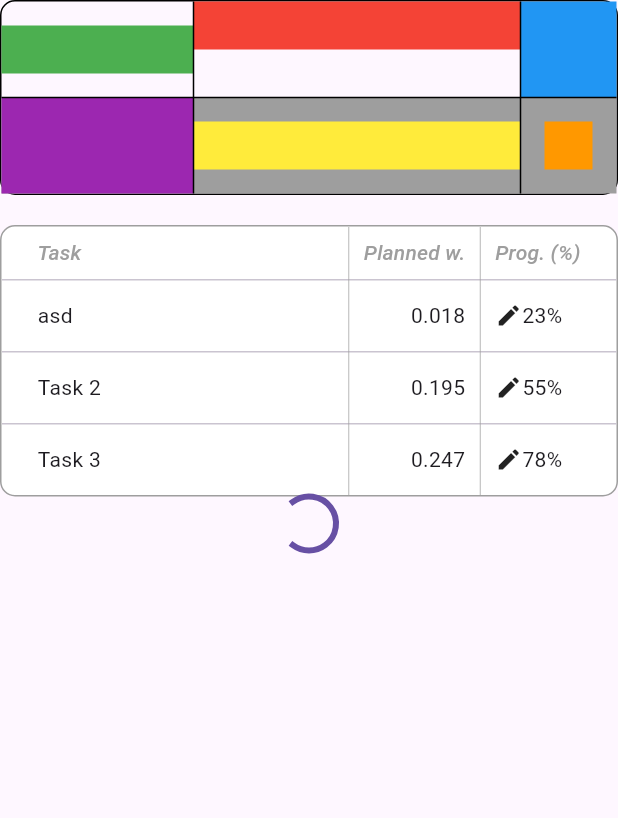
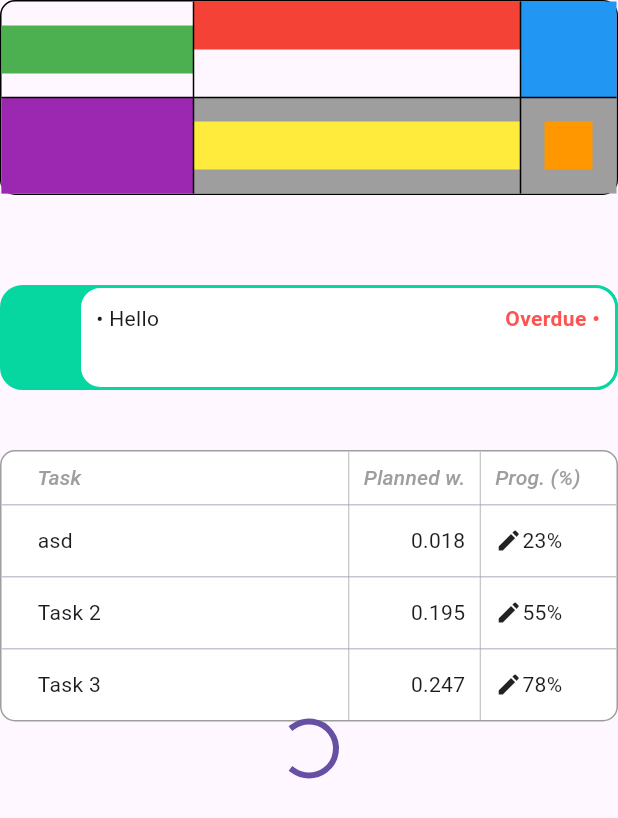
Before and after one commit to izzan-alfian/myapp, a Flutter app: the TaskProgressStep widget shown alone on an empty page, opened directly, on a phone screen of 412 x 824 dp. Shown: the top 818 px of the screen. Run offline on Flutter 3.47's test engine with Material 3 defaults, Android fonts, the phone set to English and light mode, and no system bars; our stand-ins replace flutter_bloc, table_calendar.

Commit message:
Adding task progress

```diff
--- a/lib/presentation/pages/daily_report/task_progress_step.dart
+++ b/lib/presentation/pages/daily_report/task_progress_step.dart
@@ -20,6 +20,7 @@ class _TaskProgressStepState extends State<TaskProgressStep> {
 
   @override
   Widget build(BuildContext context) {
+    double screenWidth = MediaQuery.of(context).size.width;
     return Column(children: [
 
       Container(
@@ -84,6 +85,50 @@ class _TaskProgressStepState extends State<TaskProgressStep> {
         ),
       ),
       SizedBox(height: 20.0,),
+
+
+
+      SizedBox(height: 40.0,),
+
+      Stack(
+        children: [
+          Container(
+            height: 70.0,
+            width: screenWidth,
+            decoration: BoxDecoration(
+              color: Color(0xFF06d6a0),
+              border: Border.all(color: Color(0xFF06d6a0), width: 2.0),
+              borderRadius: BorderRadius.circular(15.0)
+            ),
+          ),
+          Positioned(
+            right: 0,
+            child: Container(
+              height: 70.0,
+              width: screenWidth - 52.0,
+              decoration: BoxDecoration(
+                color: Colors.white,
+                border: Border.all(color: Color(0xFF06d6a0), width: 2.0),
+                borderRadius: BorderRadius.circular(15.0)
+              ),
+              child: Padding(
+                padding: EdgeInsets.all(10.0),
+                child: Column(
+                  children: [
+                    Row(
+                      children: [
+                        Expanded(child: Text("• Hello"),), Text("Overdue •", style: TextStyle(color: Colors.redAccent, fontWeight: FontWeight.w600),)
+                      ],
+                    )
+                  ],
+                ),
+              ),
+            ),
+          ),
+        ],
+      ),
+
+      SizedBox(height: 40.0,),
 
 
       DataTable(
```
Also changed, not shown: lib/presentation/pages/daily_report/weather_step.dart (line endings or trailing spaces).
